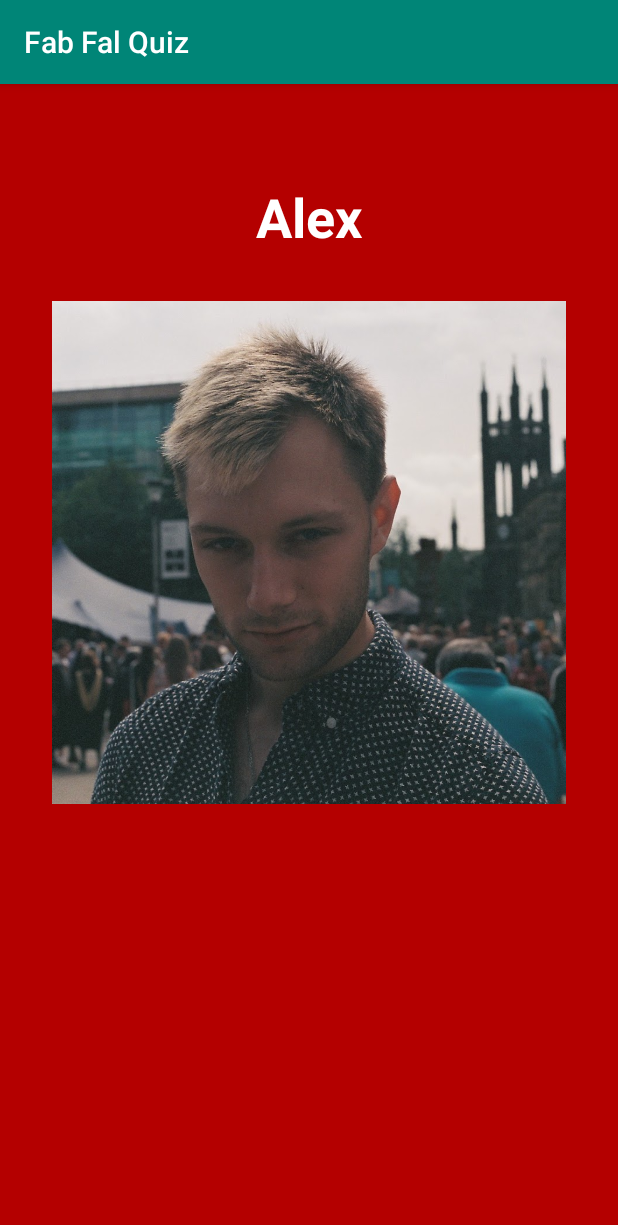
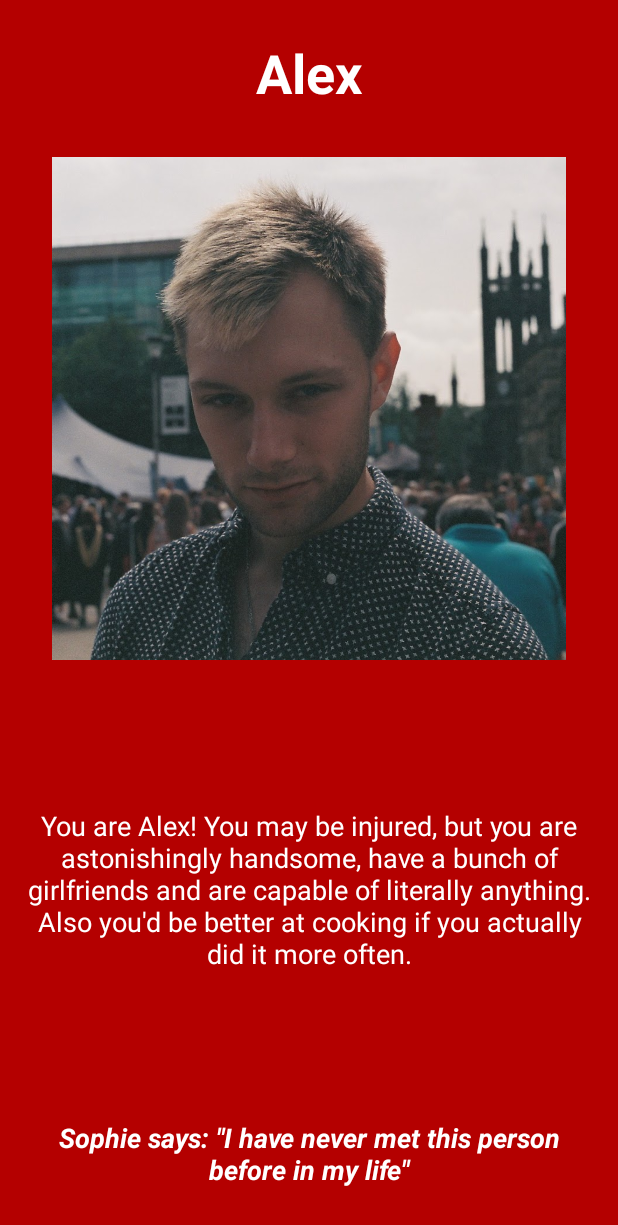
Before and after one commit to LexuLexu/Fab_Fal_Quiz, an Android app: the ResultActivity screen opened directly, with no data from a screen before it, on a phone screen of 412 x 824 dp. Shown: the top 1225 px of the screen. Run offline under Robolectric (Android 15) with nearby library versions, the phone set to English and light mode, and no system bars.

Commit message:
added sophie quote and descriptions minor ui changes

```diff
--- a/app/src/main/java/com/example/whichfalmouthmemberareyou/ResultActivity.kt
+++ b/app/src/main/java/com/example/whichfalmouthmemberareyou/ResultActivity.kt
@@ -21,6 +21,11 @@ class ResultActivity : AppCompatActivity() {
         resultText.setText(mostLike.capitalize())
 
         val resultImage = findViewById<ImageView>(R.id.resultImage)
+        val sophieQuote = findViewById<TextView>(R.id.sophieQuote)
+        val description = findViewById<TextView>(R.id.descriptions)
+
+        val quotesArray: Array<String> = resources.getStringArray(R.array.sophie_quotes)
+        val descArray: Array<String> = resources.getStringArray(R.array.descriptions)
 
         when (mostLike) {
 
@@ -32,5 +37,25 @@ class ResultActivity : AppCompatActivity() {
 
         }
 
+        when (mostLike) {
+
+            "alex" -> sophieQuote.setText("Sophie says: \"" + quotesArray[0] + "\"")
+            "amy" -> sophieQuote.setText("Sophie says: \"" + quotesArray[1] + "\"")
+            "jack" -> sophieQuote.setText("Sophie says: \"" + quotesArray[2] + "\"")
+            "sam" -> sophieQuote.setText("Sophie says: \"" + quotesArray[3] + "\"")
+            "tom" -> sophieQuote.setText("Sophie says: \"" + quotesArray[4] + "\"")
+
+        }
+
+        when (mostLike) {
+
+            "alex" -> description.setText(descArray[0])
+            "amy" -> description.setText(descArray[1])
+            "jack" -> description.setText(descArray[2])
+            "sam" -> description.setText(descArray[3])
+            "tom" -> description.setText(descArray[4])
+
+        }
+
     }
 }
--- a/app/src/main/res/layout/activity_result.xml
+++ b/app/src/main/res/layout/activity_result.xml
@@ -11,7 +11,7 @@
         android:id="@+id/resultTextView"
         android:layout_width="wrap_content"
         android:layout_height="wrap_content"
-        android:layout_marginTop="64dp"
+        android:layout_marginTop="24dp"
         android:text="TextView"
         android:textAlignment="center"
         android:textColor="@android:color/white"
@@ -32,4 +32,37 @@
         app:layout_constraintStart_toStartOf="parent"
         app:layout_constraintTop_toBottomOf="@+id/resultTextView"
         app:srcCompat="@mipmap/ic_launcher" />
+
+    <TextView
+        android:id="@+id/sophieQuote"
+        android:layout_width="0dp"
+        android:layout_height="wrap_content"
+        android:layout_marginStart="16dp"
+        android:layout_marginEnd="16dp"
+        android:layout_marginBottom="32dp"
+        android:text="TextView"
+        android:textAlignment="center"
+        android:textColor="#FFFFFF"
+        android:textSize="18sp"
+        android:textStyle="bold|italic"
+        app:layout_constraintBottom_toBottomOf="parent"
+        app:layout_constraintEnd_toEndOf="parent"
+        app:layout_constraintHorizontal_bias="0.5"
+        app:layout_constraintStart_toStartOf="parent" />
+
+    <TextView
+        android:id="@+id/descriptions"
+        android:layout_width="0dp"
+        android:layout_height="wrap_content"
+        android:layout_marginStart="16dp"
+        android:layout_marginEnd="16dp"
+        android:text="TextView"
+        android:textAlignment="center"
+        android:textColor="#FFFFFF"
+        android:textSize="18sp"
+        app:layout_constraintBottom_toTopOf="@+id/sophieQuote"
+        app:layout_constraintEnd_toEndOf="parent"
+        app:layout_constraintHorizontal_bias="0.5"
+        app:layout_constraintStart_toStartOf="parent"
+        app:layout_constraintTop_toBottomOf="@+id/resultImage" />
 </androidx.constraintlayout.widget.ConstraintLayout>
--- a/app/src/main/res/values/colors.xml
+++ b/app/src/main/res/values/colors.xml
@@ -1,7 +1,7 @@
 <?xml version="1.0" encoding="utf-8"?>
 <resources>
     <color name="colorPrimary">#008577</color>
-    <color name="colorPrimaryDark">#00574B</color>
+    <color name="colorPrimaryDark">#4B0000</color>
     <color name="colorAccent">#D81B60</color>
     <color name="backgroundMain">#B40000</color>
 </resources>
--- a/app/src/main/res/values/strings.xml
+++ b/app/src/main/res/values/strings.xml
@@ -45,7 +45,7 @@
 
     <string-array name="jack_answers">
         <item>Barry Bidswell</item>
-        <item>I don't even like this degree</item>
+        <item>I don\'t even like this degree</item>
         <item>Linus Tech Tips intern</item>
         <item>Memes in bed</item>
         <item>Not egg</item>
@@ -59,7 +59,7 @@
 
     <string-array name="sam_answers">
         <item>The Monj Himself</item>
-        <item>I don't care (but I\'ll do well anyway)</item>
+        <item>I don\'t care (but I\'ll do well anyway)</item>
         <item>Professional Trombonist</item>
         <item>Being productive and having friends</item>
         <item>Toast on toast</item>
@@ -85,5 +85,20 @@
 
     </string-array>
 
+    <string-array name="sophie_quotes">
+        <item>I have never met this person before in my life</item>
+        <item>Impersonating Beyoncé is not your destiny, child</item>
+        <item>What does he even do?</item>
+        <item>He must have sold his soul to become that photogenic</item>
+        <item>This man single-handedly keeps END in business</item>
+    </string-array>
+
+    <string-array name="descriptions">
+        <item>You are Alex! You may be injured, but you are astonishingly handsome, have a bunch of girlfriends and are capable of literally anything. Also you\'d be better at cooking if you actually did it more often.</item>
+        <item>You are Amy! You always have plans going on, and are surrounded by your ever-adoring fans. A blessing, or a curse? Also, you can\'t eat bread.</item>
+        <item>You are Jack! You know everything about everything, memorising a bunch of compelling facts about interesting topics, even if all we hear about is smartphones and EDM.</item>
+        <item>You are Sam! Talented at anything you try, you keep it on the down-low by only playing tennis and trombone. Your love for toast surpasses all else, which is probably why you\'re still single.</item>
+        <item>You are Tom! Normal social conventions don\'t apply to you - you\'re not afraid to be the most fashionable and passionate person around... even if it means strutting the library catwalk every night.</item>
+    </string-array>
 
 </resources>
--- a/app/src/main/res/values/styles.xml
+++ b/app/src/main/res/values/styles.xml
@@ -1,7 +1,7 @@
 <resources>
 
     <!-- Base application theme. -->
-    <style name="AppTheme" parent="Theme.AppCompat.Light.DarkActionBar">
+    <style name="AppTheme" parent="Theme.AppCompat.Light.NoActionBar">
         <!-- Customize your theme here. -->
         <item name="colorPrimary">@color/colorPrimary</item>
         <item name="colorPrimaryDark">@color/colorPrimaryDark</item>
```
